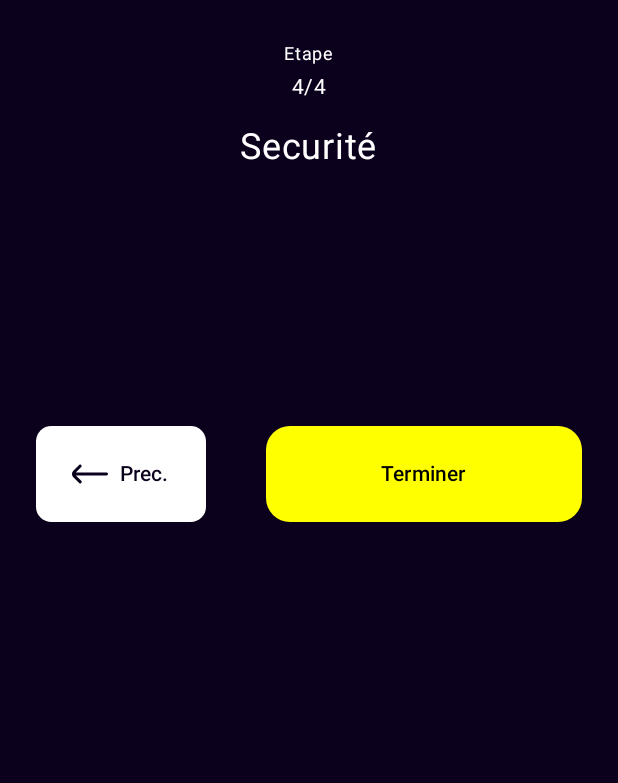
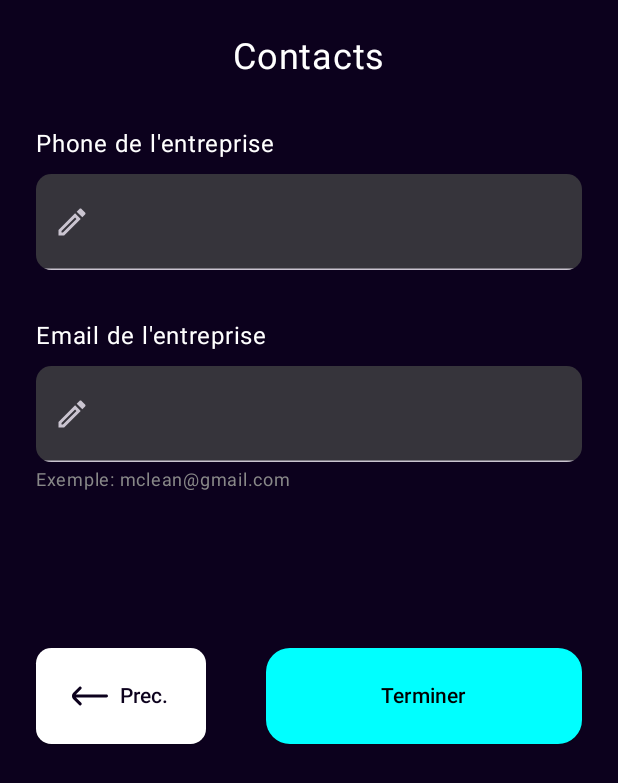
Before and after one commit to leenorshn/rangoapp, an Android app built with Jetpack Compose: the StepFinalScreen screen opened through its navigation route, on a phone screen of 412 x 824 dp. Shown: the top 783 px of the screen. Run offline under Robolectric (Android 15) with nearby library versions, the phone set to English and light mode, and no system bars; our stand-ins replace Dagger/Hilt's generated code; libraries missing offline, so code that uses them is left out: io.appwrite, io.appwrite.models, io.appwrite.services; 2 statements that could not run were skipped.

```diff
--- a/app/src/main/java/com/avenir/rangoapp/ui/components/PrimaryButton.kt
+++ b/app/src/main/java/com/avenir/rangoapp/ui/components/PrimaryButton.kt
@@ -15,13 +15,15 @@ import androidx.compose.ui.unit.dp
 @Composable
 fun PrimaryButton(
     label:String,
-    onClick: () -> Unit
+    color: Color=Color.Yellow,
+    onClick: () -> Unit,
+
 ) {
     ElevatedButton(
         shape = RoundedCornerShape(16.dp),
         modifier = Modifier.fillMaxWidth().height(64.dp),
         colors = ButtonDefaults.elevatedButtonColors(
-            containerColor = Color.Yellow,
+            containerColor = color,
             contentColor = Color.Black
         ),
         onClick = onClick) {
--- a/app/src/main/java/com/avenir/rangoapp/ui/screens/auth/register/company/StepFinalScreen.kt
+++ b/app/src/main/java/com/avenir/rangoapp/ui/screens/auth/register/company/StepFinalScreen.kt
@@ -8,6 +8,8 @@ import androidx.compose.foundation.layout.padding
 import androidx.compose.foundation.layout.width
 import androidx.compose.foundation.lazy.LazyColumn
 import androidx.compose.foundation.shape.RoundedCornerShape
+import androidx.compose.material.icons.Icons
+import androidx.compose.material.icons.outlined.Create
 import androidx.compose.material3.ButtonDefaults
 import androidx.compose.material3.CircularProgressIndicator
 import androidx.compose.material3.ElevatedButton
@@ -26,6 +28,7 @@ import com.avenir.rangoapp.R
 import com.avenir.rangoapp.core.LargeSpace
 import com.avenir.rangoapp.core.SmallSpace
 import com.avenir.rangoapp.ui.components.PrimaryButton
+import com.avenir.rangoapp.ui.components.TextInputWidget
 import com.avenir.rangoapp.ui.theme.FailureColor
 
 
@@ -45,22 +48,58 @@ fun StepFinalScreen(
         ) {
             item {
                 Spacer(modifier = Modifier.height(24.dp))
-                Text(text = "Etape", fontSize = 12.sp)
-                Text(text = "4/4", style = MaterialTheme.typography.bodyMedium)
-                Spacer(modifier = Modifier.height(16.dp))
-                Text(text = "Securité", fontSize = 24.sp)
+
+                Text(text = "Contacts", fontSize = 24.sp)
             }
             item {
                 LargeSpace()
-                SmallSpace()
+                TextInputWidget(
+                    value = state.phone,
+                    onValueChange = {
+                        onEvent(CompanyEvent.RccmChanged(it))
+                    },
+                    modifier = Modifier
+                        .fillMaxWidth(),
+                    label = "Phone de l'entreprise",
+                    leadingIcon = {
+                        Icon(
+                            Icons.Outlined.Create,
+                            contentDescription = ""
+                        )
+                    }
 
-                Text(text = "")
+                )
+
+                LargeSpace()
+                TextInputWidget(
+                    value = state.email,
+                    onValueChange = {
+                        onEvent(CompanyEvent.RccmChanged(it))
+                    },
+                    supportingText = {
+                        Text(
+                            text = "Exemple: mclean@gmail.com",
+                            fontSize = 12.sp,
+                            color = Color.Gray
+                        )
+                    },
+                    modifier = Modifier
+                        .fillMaxWidth(),
+                    label = "Email de l'entreprise",
+                    leadingIcon = {
+                        Icon(
+                            Icons.Outlined.Create,
+                            contentDescription = ""
+                        )
+                    }
+
+                )
 
             }
 
             item {
                 Spacer(modifier = Modifier.height(100.dp))
-                if (!state.isLoading && state.error==null){
+                if (!state.isLoading){
                     Row {
                         ElevatedButton(
                             modifier = Modifier.height(64.dp),
@@ -78,7 +117,7 @@ fun StepFinalScreen(
                             Text(text = "Prec.")
                         }
                         Spacer(modifier = Modifier.width(40.dp))
-                        PrimaryButton(label = "Terminer") {
+                        PrimaryButton(label = "Terminer", color = Color.Cyan) {
                             onEvent(CompanyEvent.OnSubmit)
                         }
                     }
```
